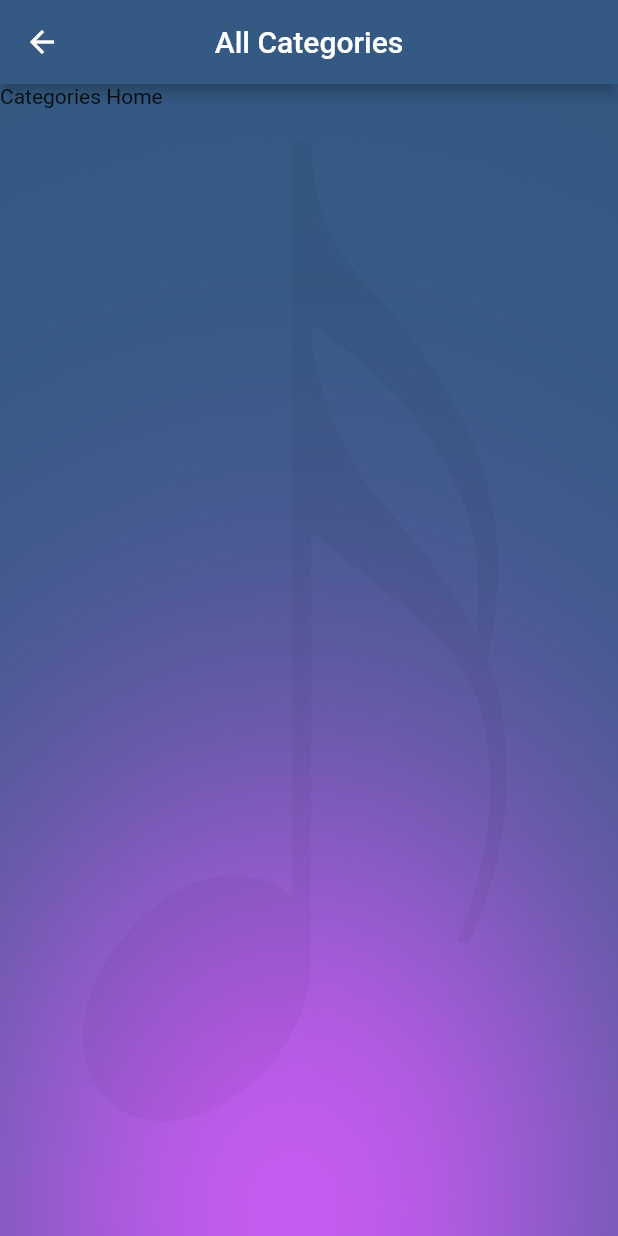
After one commit to karthik-awebon/amusic, a Flutter app: the CategoriesHome screen opened by its route, on a phone screen of 412 x 824 dp. The commit adds this screen. Run offline on Flutter 3.47's test engine with Material 2 defaults, Android fonts, the phone set to English and light mode, and no system bars; our stand-ins replace carousel_slider, custom_navigation_bar, flutter_signin_button, google_sign_in; missing offline and left inert: flutter_facebook_auth; accounts and stored records are empty.

Commit message:
Home screen sub screens added

```diff
--- /dev/null
+++ b/lib/screens/categories_home.dart
@@ -0,0 +1,24 @@
+import 'package:flutter/material.dart';
+import 'package:flutter/widgets.dart';
+
+class CategoriesHome extends StatelessWidget {
+  static const routeName = './categories-home';
+
+  @override
+  Widget build(BuildContext context) {
+    return Scaffold(
+        appBar: AppBar(
+          title: Text('All Categories'),
+          backgroundColor: Color.fromARGB(255, 52, 89, 131),
+          centerTitle: true,
+        ),
+        body: Container(
+          height: double.maxFinite,
+          width: double.maxFinite,
+          decoration: BoxDecoration(
+              image: DecorationImage(
+                  image: AssetImage("lib/img/back4img.jpg"), fit: BoxFit.fill)),
+          child: Text('Categories Home'),
+        ));
+  }
+}
```
Also changed, not shown: lib/HomeActivity.dart (+83 -23 lines), lib/main.dart (+11 -1 lines), lib/screens/category_home.dart (added, +24 -0 lines), lib/screens/playlist_home.dart (added, +22 -0 lines), lib/screens/playlists_home.dart (added, +24 -0 lines), pubspec.lock, 2 other files.
